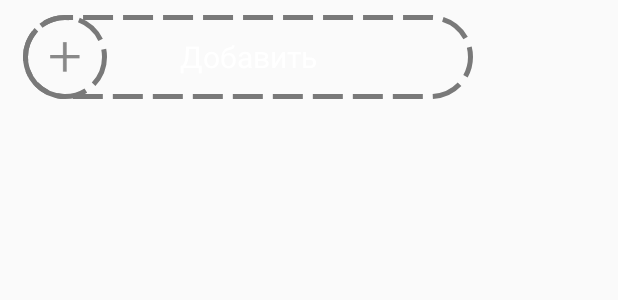
After one commit to squarest/OLPortal, an Android app: the layout social_list_footer.xml on its own in the app's theme, with its tools: preview values and no code run, on a phone screen of 412 x 824 dp. The commit adds this screen. Shown: the top 300 px of the screen. Run offline under Robolectric (Android 15) with nearby library versions, the phone set to English and light mode, and no system bars.

Commit message:
drawer button animation, slide panel closed margin

```diff
--- /dev/null
+++ b/app/src/main/res/drawable/add_button_background.xml
@@ -0,0 +1,24 @@
+<?xml version="1.0" encoding="utf-8"?>
+
+<layer-list xmlns:android="http://schemas.android.com/apk/res/android">
+    <item
+        android:width="20dp"
+        android:height="20dp"
+        android:gravity="center"
+        android:drawable="@drawable/add_plus"/>
+    <item>
+        <shape xmlns:android="http://schemas.android.com/apk/res/android"
+            android:shape="oval">
+            <solid android:color="@android:color/transparent"/>
+            <size
+                android:width="56dp"
+                android:height="56dp"/>
+            <stroke
+                android:width="3dp"
+                android:color="@color/grey_text"
+                android:dashGap="10px"
+                android:dashWidth="30px"/>
+        </shape>
+    </item>
+
+</layer-list>
--- /dev/null
+++ b/app/src/main/res/drawable/add_button_expanded.xml
@@ -0,0 +1,21 @@
+<?xml version="1.0" encoding="utf-8"?>
+
+<layer-list xmlns:android="http://schemas.android.com/apk/res/android">
+    <item>
+        <shape xmlns:android="http://schemas.android.com/apk/res/android"
+            android:shape="rectangle">
+            <solid android:color="@android:color/transparent"/>
+            <size
+                android:width="300dp"
+                android:height="56dp"/>
+            <stroke
+                android:width="3dp"
+                android:color="@color/grey_text"
+                android:dashGap="10px"
+                android:dashWidth="30px"/>
+            <corners
+                android:radius="28dp"/>
+        </shape>
+    </item>
+
+</layer-list>
--- /dev/null
+++ b/app/src/main/res/layout/social_list_footer.xml
@@ -0,0 +1,26 @@
+<?xml version="1.0" encoding="utf-8"?>
+
+<RelativeLayout xmlns:android="http://schemas.android.com/apk/res/android"
+    android:layout_width="match_parent"
+    android:layout_height="wrap_content"
+    android:paddingLeft="15dp"
+    android:paddingTop="10dp">
+
+    <TextView
+        android:id="@+id/add_button_collapsed"
+        android:layout_width="wrap_content"
+        android:layout_height="wrap_content"
+        android:layout_gravity="start"
+        android:background="@drawable/add_button_background" />
+
+    <TextView
+        android:id="@+id/add_button_expanded"
+        android:layout_width="wrap_content"
+        android:layout_height="wrap_content"
+        android:layout_gravity="start"
+        android:gravity="center"
+        android:textSize="20dp"
+        android:text="Добавить"
+        android:textColor="#fff"
+        android:background="@drawable/add_button_expanded" />
+</RelativeLayout>
--- a/app/src/main/res/values/styles.xml
+++ b/app/src/main/res/values/styles.xml
@@ -6,6 +6,8 @@
         <item name="colorPrimary">@color/colorPrimary</item>
         <item name="colorPrimaryDark">@color/colorPrimaryDark</item>
         <item name="colorAccent">@color/colorAccent</item>
+        <!--<item name="android:windowTranslucentStatus">true</item>-->
+        <!--<item name="android:statusBarColor">@android:color/transparent</item>-->
     </style>
 
     <style name="button">
```
Also changed, not shown: app/src/main/java/com/example/olportal/activities/drawer/MainActivity.java (+40 -28 lines), app/src/main/java/com/example/olportal/activities/drawer/SocialListViewAdapter.java (added, +49 -0 lines), app/src/main/java/com/example/olportal/activities/drawer/SocialRecyclerViewAdapter.java (deleted, +0 -53 lines), app/src/main/res/layout/activity_main.xml (+17 -9 lines), app/src/main/res/layout/back_drawer_list_item.xml (+5 -3 lines), app/src/main/res/drawable/add_button_collapsed.png (added), app/src/main/res/drawable/add_plus.png (added).
